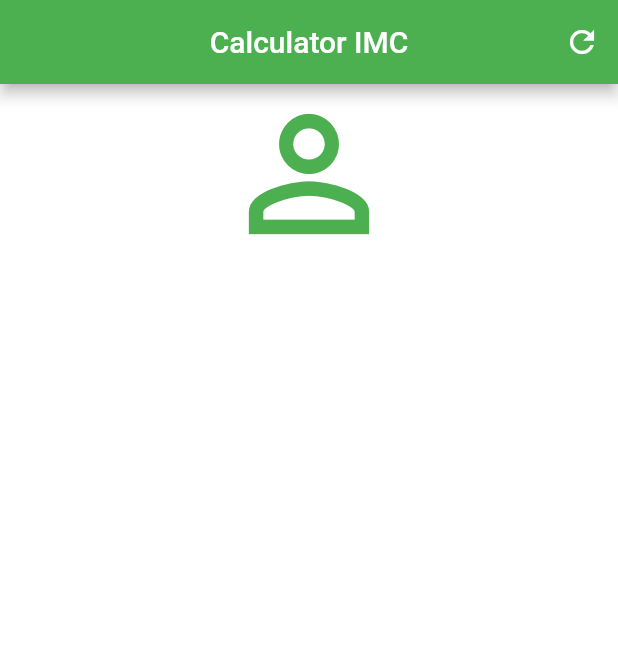
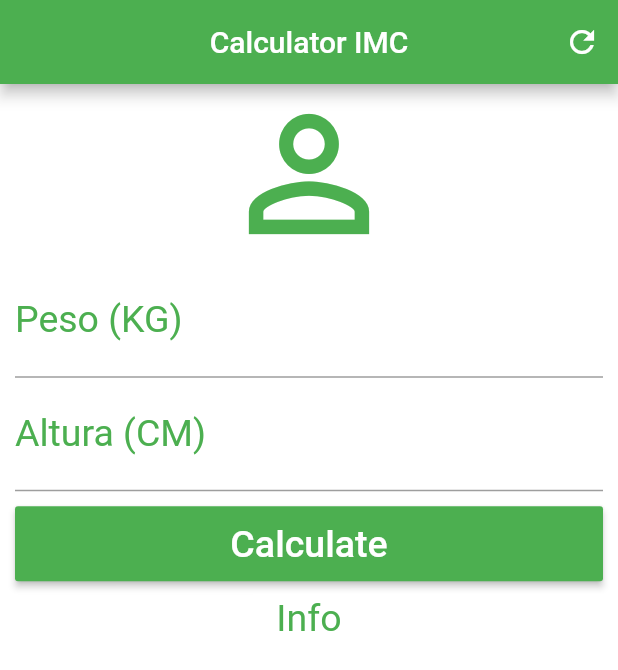
Before and after one commit to efigenioluiz/flutter, a Flutter app: the screen it shows after launch, on a phone screen of 412 x 824 dp. Shown: the top 670 px of the screen. Run offline on Flutter 3.47's test engine with Material 2 defaults, Android fonts, the phone set to English and light mode, and no system bars.

Commit message:
add textfield

```diff
--- a/calculator_imc/lib/main.dart
+++ b/calculator_imc/lib/main.dart
@@ -31,11 +31,51 @@ class _HomeState extends State<Home> {
         ],
       ),
       backgroundColor: Colors.white,
-      body: Column(
-        crossAxisAlignment: CrossAxisAlignment.stretch,
-        children: <Widget>[
-          Icon(Icons.person_outline, size: 120.0, color: Colors.green),
-        ],
+      body: SingleChildScrollView(
+        padding: EdgeInsets.fromLTRB(10.0, 0.0, 10.0, 0.0),
+        child: Column(
+          crossAxisAlignment: CrossAxisAlignment.stretch,
+          children: <Widget>[
+            Icon(Icons.person_outline, size: 120.0, color: Colors.green),
+            TextField(
+              keyboardType: TextInputType.number,
+              decoration: InputDecoration(
+                labelText: "Peso (KG)",
+                labelStyle: TextStyle(color: Colors.green),
+              ),
+              textAlign: TextAlign.center,
+              style: TextStyle(color: Colors.green, fontSize: 25.0),
+            ),
+            TextField(
+              keyboardType: TextInputType.number,
+              decoration: InputDecoration(
+                labelText: "Altura (CM)",
+                labelStyle: TextStyle(color: Colors.green),
+              ),
+              textAlign: TextAlign.center,
+              style: TextStyle(color: Colors.green, fontSize: 25.0),
+            ),
+            Padding(
+              padding: EdgeInsets.only(top: 10.0, bottom: 10.0),
+              child: Container(
+                height: 50.0,
+                child: RaisedButton(
+                  child: Text(
+                    "Calculate",
+                    style: TextStyle(color: Colors.white, fontSize: 25.0),
+                  ),
+                  color: Colors.green,
+                  onPressed: () => {},
+                ),
+              ),
+            ),
+            Text(
+              "Info",
+              textAlign: TextAlign.center,
+              style: TextStyle(color: Colors.green, fontSize: 25.0),
+            ),
+          ],
+        ),
       ),
     );
   }
```
